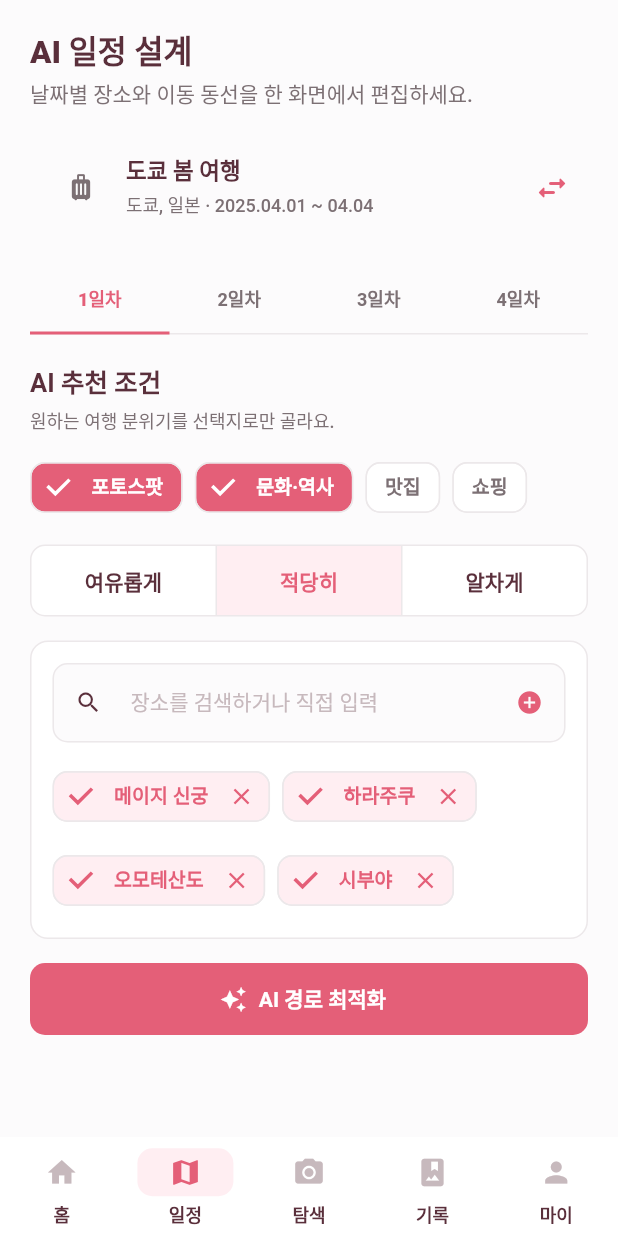
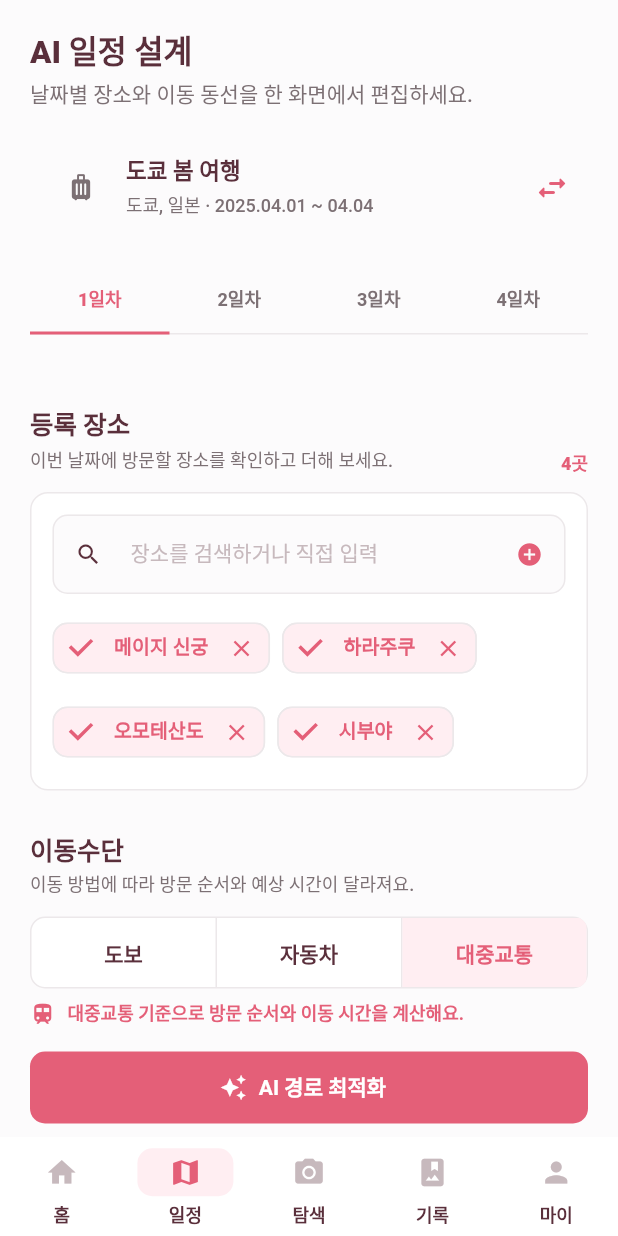
Before and after one commit to hekim-cse/chiwawa, a Flutter app: the PlanScreen screen opened by its route, on a phone screen of 412 x 824 dp. Run offline on Flutter 3.47's test engine with Material 3 defaults, Android fonts, the phone set to English and light mode, and no system bars; our stand-ins replace app_links, dio, flutter_riverpod, go_router, image_picker, shared_preferences; accounts and stored records are empty.

Commit message:
feat: 이동수단별 AI 일정 비교 추가

```diff
--- a/frontend/lib/core/mock_data.dart
+++ b/frontend/lib/core/mock_data.dart
@@ -1,5 +1,6 @@
 import 'assets/app_images.dart';
 import 'models/memorial_map_models.dart';
+import 'models/transport_mode.dart';
 import 'models/travel_models.dart';
 
 const trips = [
@@ -162,7 +163,7 @@ const photoSearchCandidates = [
   ),
 ];
 
-const routePlaces = [
+const transitRoutePlaces = [
   RoutePlace(
     name: '메이지 신궁',
     duration: '90분',
@@ -192,6 +193,76 @@ const routePlaces = [
     travelCost: '¥150',
   ),
 ];
+
+const walkRoutePlaces = [
+  RoutePlace(
+    name: '메이지 신궁',
+    duration: '90분',
+    transport: '도보 0분',
+    category: '신사',
+    travelCost: '무료',
+  ),
+  RoutePlace(
+    name: '하라주쿠 다케시타도리',
+    duration: '55분',
+    transport: '도보 14분',
+    category: '쇼핑',
+    travelCost: '무료',
+  ),
+  RoutePlace(
+    name: '오모테산도',
+    duration: '100분',
+    transport: '도보 12분',
+    category: '카페·거리',
+    travelCost: '무료',
+  ),
+  RoutePlace(
+    name: '시부야 스크램블',
+    duration: '60분',
+    transport: '도보 18분',
+    category: '랜드마크',
+    travelCost: '무료',
+  ),
+];
+
+const driveRoutePlaces = [
+  RoutePlace(
+    name: '메이지 신궁',
+    duration: '80분',
+    transport: '자동차 0분',
+    category: '신사',
+    travelCost: '무료',
+  ),
+  RoutePlace(
+    name: '시부야 스크램블',
+    duration: '50분',
+    transport: '자동차 11분',
+    category: '랜드마크',
+    travelCost: '¥700',
+  ),
+  RoutePlace(
+    name: '오모테산도',
+    duration: '90분',
+    transport: '자동차 9분',
+    category: '카페·거리',
+    travelCost: '¥500',
+  ),
+  RoutePlace(
+    name: '하라주쿠 다케시타도리',
+    duration: '55분',
+    transport: '자동차 7분',
+    category: '쇼핑',
+    travelCost: '¥400',
+  ),
+];
+
+List<RoutePlace> routePlacesFor(TransportMode mode) {
+  return switch (mode) {
+    TransportMode.walk => walkRoutePlaces,
+    TransportMode.drive => driveRoutePlaces,
+    TransportMode.transit => transitRoutePlaces,
+  };
+}
 
 const memorialSummary =
     MemorialSummary(days: 4, places: 12, distance: '38.4km');
--- a/frontend/lib/core/repositories/plan_repository.dart
+++ b/frontend/lib/core/repositories/plan_repository.dart
@@ -4,6 +4,7 @@ import '../api/dio_client.dart';
 import '../auth/auth_controller.dart';
 import '../env.dart';
 import '../mock_data.dart' as mock;
+import '../models/transport_mode.dart';
 import '../models/travel_models.dart';
 import '../services/trip_session_service.dart';
 import 'api/api_plan_repository.dart';
@@ -26,6 +27,7 @@ abstract class PlanRepository {
   Future<List<RoutePlace>> optimizeRoute(
     List<String> places,
     TravelPreference preference,
+    TransportMode transportMode,
   );
 }
 
@@ -40,8 +42,9 @@ class MockPlanRepository implements PlanRepository {
   Future<List<RoutePlace>> optimizeRoute(
     List<String> places,
     TravelPreference preference,
+    TransportMode transportMode,
   ) async {
     await Future<void>.delayed(const Duration(milliseconds: 700));
-    return mock.routePlaces;
+    return mock.routePlacesFor(transportMode);
   }
 }
--- a/frontend/lib/features/plan/plan_screen.dart
+++ b/frontend/lib/features/plan/plan_screen.dart
@@ -1,4 +1,5 @@
 import 'package:flutter/material.dart';
+import 'package:flutter/rendering.dart';
 import 'package:flutter_riverpod/flutter_riverpod.dart';
 import 'package:go_router/go_router.dart';
 
@@ -9,10 +10,12 @@ import '../../core/providers/data_providers.dart';
 import '../../core/saved_photo_places.dart';
 import '../../shared/widgets/app_list_group.dart';
 import '../../shared/widgets/app_page_header.dart';
+import '../../shared/widgets/app_section_header.dart';
 import '../../shared/widgets/app_viewport.dart';
 import 'models/plan_itinerary.dart';
 import 'plan_controller.dart';
 import 'widgets/plan_day_selector.dart';
+import 'widgets/plan_transport_mode_section.dart';
 import 'widgets/place_input_field.dart';
 import 'widgets/route_optimization_section.dart';
 import 'widgets/saved_photo_places_section.dart';
@@ -22,6 +25,7 @@ export 'plan_controller.dart'
     show
         selectedPlacesProvider,
         travelPreferenceProvider,
+        transportModeProvider,
         routeOptimizationProvider,
         planItineraryProvider,
         planActionsProvider;
@@ -36,11 +40,14 @@ class PlanScreen extends ConsumerWidget {
     final routeState = ref.watch(routeOptimizationProvider);
     final itinerary = ref.watch(planItineraryProvider);
     final preference = ref.watch(travelPreferenceProvider);
+    final transportMode = ref.watch(transportModeProvider);
     final actions = ref.read(planActionsProvider);
     final tripInfo = ref.watch(tripInfoProvider).valueOrNull;
 
     return SafeArea(
       child: ListView(
+        key: const ValueKey('plan-scroll'),
+        scrollCacheExtent: const ScrollCacheExtent.pixels(5000),
         padding: AppLayout.pageInsets(context),
         children: [
           const AppPageHeader(
@@ -71,12 +78,19 @@ class PlanScreen extends ConsumerWidget {
             onSelected: (day) => _selectDay(ref, day),
           ),
           const SizedBox(height: ChiwawaSpacing.lg),
-          TravelPreferenceSection(
-            preference: preference,
-            onThemeChanged: actions.updateTheme,
-            onPaceChanged: actions.updatePace,
+          const SizedBox(height: ChiwawaSpacing.section),
+          AppSectionHeader(
+            title: '등록 장소',
+            description: '이번 날짜에 방문할 장소를 확인하고 더해 보세요.',
+            trailing: Text(
+              '${places.length}곳',
+              style: Theme.of(context).textTheme.labelMedium?.copyWith(
+                    color: ChiwawaColors.primary,
+                    fontWeight: FontWeight.w800,
+                  ),
+            ),
           ),
-          const SizedBox(height: 16),
+          const SizedBox(height: ChiwawaSpacing.sm),
           PlaceInputField(
             places: places,
             onAdd: actions.addPlace,
@@ -95,11 +109,17 @@ class PlanScreen extends ConsumerWidget {
               onRemove: (place) => _removeSavedPlace(context, ref, place),
             ),
           ],
-          const SizedBox(height: 16),
+          const SizedBox(height: ChiwawaSpacing.section),
+          PlanTransportModeSection(
+            selected: transportMode,
+            onSelected: actions.updateTransportMode,
+          ),
+          const SizedBox(height: ChiwawaSpacing.md),
           RouteOptimizationSection(
             state: routeState,
             canOptimize: places.length >= 2,
-            onOptimize: actions.optimizeRoute,
+            onOptimize: () => actions.optimizeRoute(transportMode),
+            transportMode: transportMode,
             itinerary: itinerary.currentStops,
             onMove: ref.read(planItineraryProvider.notifier).move,
             onEditTime: (stop) => _editTime(context, ref, stop),
@@ -110,7 +130,13 @@ class PlanScreen extends ConsumerWidget {
               itinerary.currentStops.map((stop) => stop.place).toList(),
             ),
           ),
-          const SizedBox(height: 24),
+          const SizedBox(height: ChiwawaSpacing.section),
+          TravelPreferenceSection(
+            preference: preference,
+            onThemeChanged: actions.updateTheme,
+            onPaceChanged: actions.updatePace,
+          ),
+          const SizedBox(height: ChiwawaSpacing.xl),
         ],
       ),
     );
@@ -120,6 +146,7 @@ class PlanScreen extends ConsumerWidget {
     ref.read(planItineraryProvider.notifier).selectDay(day);
     ref.read(routeOptimizationProvider.notifier).reset();
   }
+
 
   Future<void> _editTime(
     BuildContext context,
@@ -159,7 +186,7 @@ class PlanScreen extends ConsumerWidget {
     PlanActions actions,
     PhotoSearchResult place,
   ) {
-    final added = actions.addPlace(place.name);
+    final added = actions.addSavedPlace(place);
     final messenger = ScaffoldMessenger.of(context)..hideCurrentSnackBar();
     messenger.showSnackBar(
       SnackBar(
--- /dev/null
+++ b/frontend/lib/features/plan/widgets/plan_transport_mode_section.dart
@@ -0,0 +1,75 @@
+import 'package:flutter/material.dart';
+
+import '../../../app/theme.dart';
+import '../../../core/models/transport_mode.dart';
+import '../../../shared/widgets/adaptive_segmented_control.dart';
+import '../../../shared/widgets/app_section_header.dart';
+
+class PlanTransportModeSection extends StatelessWidget {
+  const PlanTransportModeSection({
+    required this.selected,
+    required this.onSelected,
+    super.key,
+  });
+
+  final TransportMode selected;
+  final ValueChanged<TransportMode> onSelected;
+
+  @override
+  Widget build(BuildContext context) {
+    return Column(
+      crossAxisAlignment: CrossAxisAlignment.start,
+      children: [
+        const AppSectionHeader(
+          title: '이동수단',
+          description: '이동 방법에 따라 방문 순서와 예상 시간이 달라져요.',
+        ),
+        const SizedBox(height: ChiwawaSpacing.sm),
+        AdaptiveSegmentedControl<TransportMode>(
+          segments: [
+            for (final mode in TransportMode.values)
+              AdaptiveSegment(
+                key: ValueKey('plan-transport-${mode.backendCode}'),
+                value: mode,
+                label: mode.label,
+              ),
+          ],
+          selected: selected,
+          onSelected: onSelected,
+        ),
+        const SizedBox(height: ChiwawaSpacing.xs),
+        AnimatedSwitcher(
+          duration: const Duration(milliseconds: 180),
+          child: Row(
+            key: ValueKey(selected),
+            children: [
+              Icon(
+                _iconFor(selected),
+                size: 17,
+                color: ChiwawaColors.primary,
+              ),
+              const SizedBox(width: ChiwawaSpacing.xs),
+              Expanded(
+                child: Text(
+                  '${selected.label} 기준으로 방문 순서와 이동 시간을 계산해요.',
+                  style: Theme.of(context).textTheme.bodySmall?.copyWith(
+                        color: ChiwawaColors.primary,
+                        fontWeight: FontWeight.w700,
+                      ),
+                ),
+              ),
+            ],
+          ),
+        ),
+      ],
+    );
+  }
+}
+
+IconData _iconFor(TransportMode mode) {
+  return switch (mode) {
+    TransportMode.walk => Icons.directions_walk_rounded,
+    TransportMode.drive => Icons.directions_car_filled_rounded,
+    TransportMode.transit => Icons.train_rounded,
+  };
+}
--- a/frontend/lib/features/plan/widgets/route_optimization_section.dart
+++ b/frontend/lib/features/plan/widgets/route_optimization_section.dart
@@ -1,6 +1,7 @@
 import 'package:flutter/material.dart';
 
 import '../../../app/theme.dart';
+import '../../../core/models/transport_mode.dart';
 import '../../../core/models/travel_models.dart';
 import '../models/plan_itinerary.dart';
 import 'plan_itinerary_workspace.dart';
@@ -11,6 +12,7 @@ class RouteOptimizationSection extends StatelessWidget {
     required this.canOptimize,
     required this.onOptimize,
     required this.onConfirm,
+    this.transportMode = TransportMode.transit,
     this.itinerary,
     this.onMove,
     this.onEditTime,
@@ -22,6 +24,7 @@ class RouteOptimizationSection extends StatelessWidget {
   final bool canOptimize;
   final VoidCallback onOptimize;
   final VoidCallback onConfirm;
+  final TransportMode transportMode;
   final List<PlanItineraryStop>? itinerary;
   final void Function(int fromIndex, int toIndex)? onMove;
   final ValueChanged<PlanItineraryStop>? onEditTime;
@@ -61,6 +64,7 @@ class RouteOptimizationSection extends StatelessWidget {
           const SizedBox(height: 22),
           PlanItineraryWorkspace(
             stops: itinerary ?? _stopsFrom(state.places),
+            transportMode: transportMode,
             onMove: onMove,
             onEditTime: onEditTime,
             onDelete: onDelete,
@@ -95,7 +99,7 @@ class _RouteFailureCard extends StatelessWidget {
       padding: const EdgeInsets.all(14),
       decoration: BoxDecoration(
         color: Colors.white,
-        borderRadius: BorderRadius.circular(16),
+        borderRadius: BorderRadius.circular(ChiwawaRadii.card),
         border: Border.all(color: ChiwawaColors.border),
       ),
       child: Row(
--- a/frontend/lib/features/plan/widgets/travel_preference_section.dart
+++ b/frontend/lib/features/plan/widgets/travel_preference_section.dart
@@ -22,12 +22,12 @@ class TravelPreferenceSection extends StatelessWidget {
       crossAxisAlignment: CrossAxisAlignment.start,
       children: [
         Text(
-          'AI 추천 조건',
+          '추가 추천 조건',
           style: Theme.of(context).textTheme.titleMedium,
         ),
         const SizedBox(height: 6),
         const Text(
-          '원하는 여행 분위기를 선택지로만 골라요.',
+          '장소를 정한 뒤 취향과 일정 속도를 추가로 알려 주세요.',
           style: TextStyle(
             color: ChiwawaColors.textSecondary,
             fontSize: 12,
```
Also changed, not shown: frontend/lib/core/models/transport_mode.dart (added, +40 -0 lines), frontend/lib/core/repositories/api/api_plan_repository.dart (+62 -3 lines), frontend/lib/features/plan/plan_controller.dart (+28 -4 lines), frontend/lib/features/plan/widgets/plan_itinerary_workspace.dart (+28 -7 lines), 3 other files.
